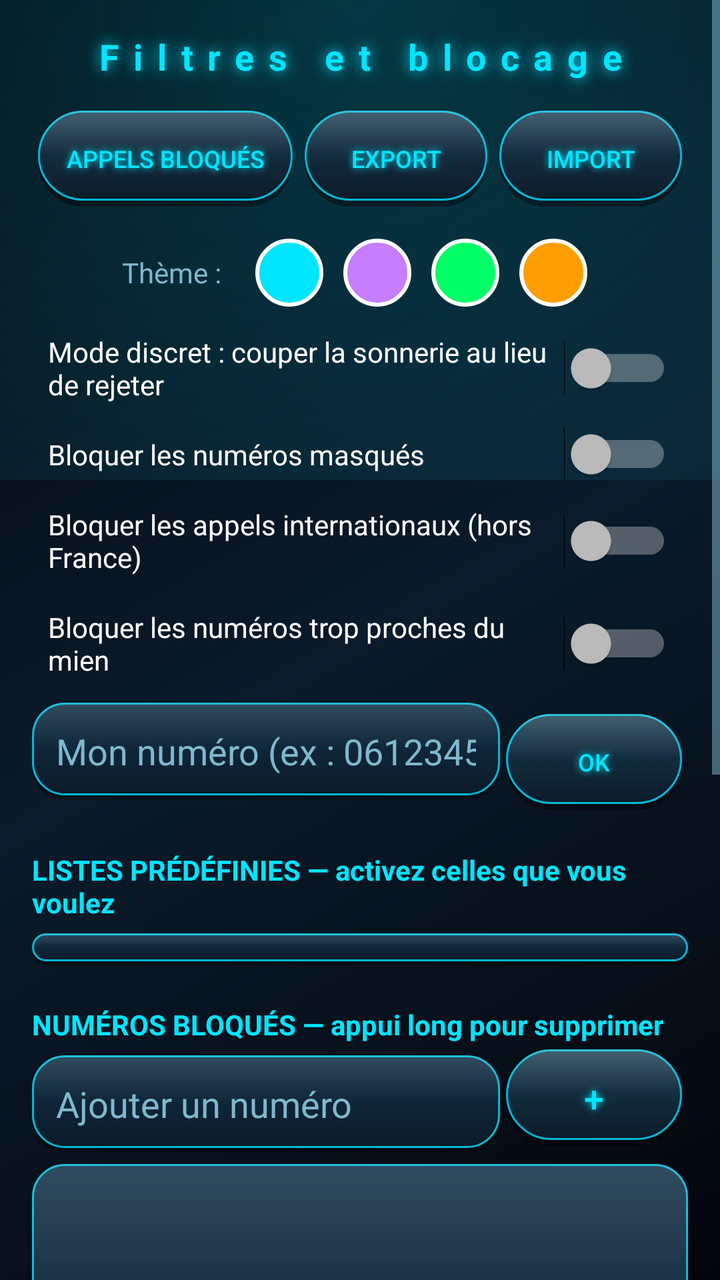
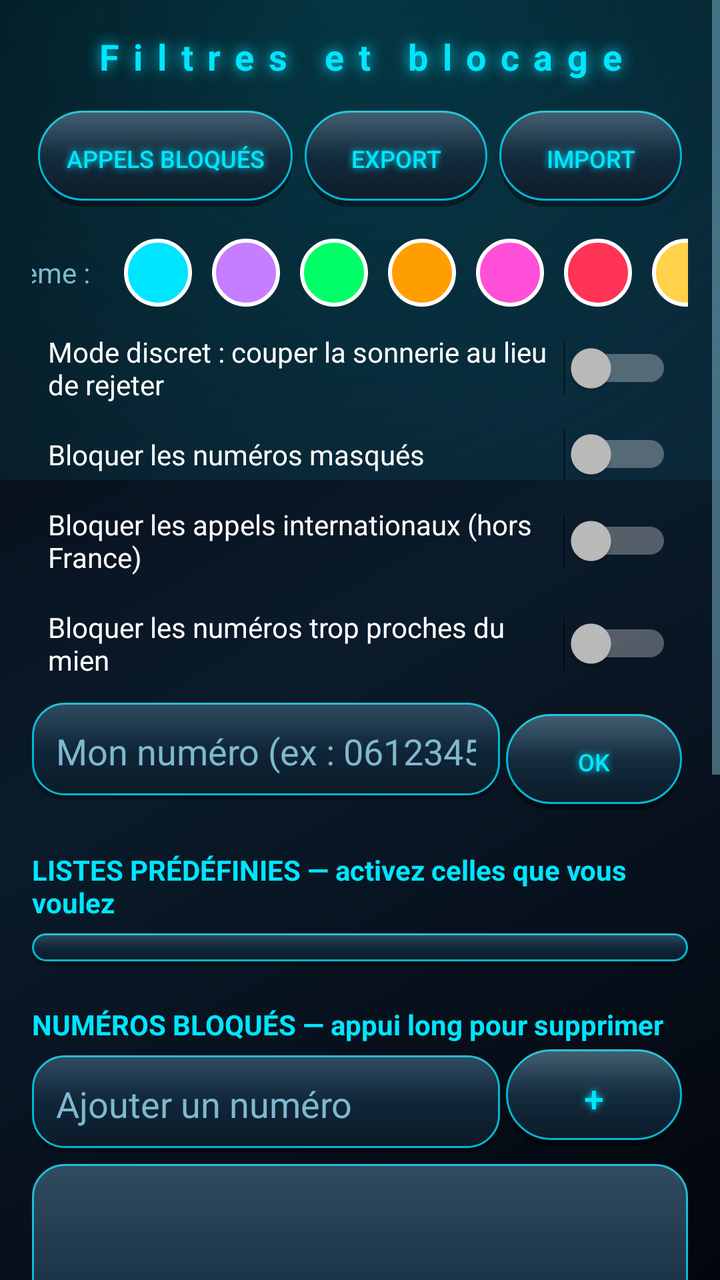

Screens rendered from an Android XML layout before and after an edit, with the pre-edit source and the edit as a unified diff.
<!-- AndroidManifest.xml: application theme AppTheme -->
<!-- res/layout/activity_filters.xml -->
<?xml version="1.0" encoding="utf-8"?>
<ScrollView xmlns:android="http://schemas.android.com/apk/res/android"
    android:layout_width="match_parent"
    android:layout_height="match_parent">

    <LinearLayout
        android:layout_width="match_parent"
        android:layout_height="wrap_content"
        android:orientation="vertical"
        android:padding="16dp">

        <TextView
            style="@style/NeonTitle"
            android:layout_width="match_parent"
            android:layout_height="wrap_content"
            android:gravity="center"
            android:text="@string/filters_title"
            android:textSize="18sp"
            android:paddingBottom="12dp" />

        <LinearLayout
            android:layout_width="match_parent"
            android:layout_height="wrap_content"
            android:orientation="horizontal">

            <Button android:id="@+id/btnBlockedLog" style="@style/ActionBtn"
                android:layout_width="0dp" android:layout_weight="1.4"
                android:text="@string/blocked_log_btn" />
            <Button android:id="@+id/btnExport" style="@style/ActionBtn"
                android:layout_width="0dp" android:layout_weight="1"
                android:text="@string/export" />
            <Button android:id="@+id/btnImport" style="@style/ActionBtn"
                android:layout_width="0dp" android:layout_weight="1"
                android:text="@string/import_btn" />
        </LinearLayout>

        <LinearLayout
            android:layout_width="match_parent"
            android:layout_height="wrap_content"
            android:orientation="horizontal"
            android:gravity="center"
            android:layout_marginTop="8dp">

            <TextView
                android:layout_width="wrap_content" android:layout_height="wrap_content"
                android:text="@string/theme_label" android:textColor="@color/text_dim"
                android:layout_marginEnd="12dp" />
            <View android:id="@+id/themeCyan" android:layout_width="34dp"
                android:layout_height="34dp" android:layout_margin="5dp"
                android:background="@drawable/dot_cyan" />
            <View android:id="@+id/themeViolet" android:layout_width="34dp"
                android:layout_height="34dp" android:layout_margin="5dp"
                android:background="@drawable/dot_violet" />
            <View android:id="@+id/themeGreen" android:layout_width="34dp"
                android:layout_height="34dp" android:layout_margin="5dp"
                android:background="@drawable/dot_green" />
            <View android:id="@+id/themeOrange" android:layout_width="34dp"
                android:layout_height="34dp" android:layout_margin="5dp"
                android:background="@drawable/dot_orange" />
        </LinearLayout>

        <Switch android:id="@+id/swSilent"
            android:layout_width="match_parent" android:layout_height="wrap_content"
            android:padding="8dp" android:text="@string/silent_mode" />

        <Switch android:id="@+id/swHidden"
            android:layout_width="match_parent" android:layout_height="wrap_content"
            android:padding="8dp" android:text="@string/block_hidden" />

        <Switch android:id="@+id/swInternational"
            android:layout_width="match_parent" android:layout_height="wrap_content"
            android:padding="8dp" android:text="@string/block_international" />

        <Switch android:id="@+id/swNeighbors"
            android:layout_width="match_parent" android:layout_height="wrap_content"
            android:padding="8dp" android:text="@string/block_neighbors" />

        <LinearLayout
            android:layout_width="match_parent" android:layout_height="wrap_content"
            android:orientation="horizontal" android:layout_marginTop="4dp">

            <EditText android:id="@+id/editMyNumber"
                android:layout_width="0dp" android:layout_height="wrap_content"
                android:layout_weight="1" android:inputType="phone"
                android:background="@drawable/panel_round" android:padding="12dp"
                android:hint="@string/my_number_hint" />

            <Button android:id="@+id/btnSaveMy" style="@style/ActionBtn"
                android:layout_width="wrap_content" android:paddingStart="18dp"
                android:paddingEnd="18dp" android:text="@string/save" />
        </LinearLayout>

        <TextView
            android:layout_width="match_parent" android:layout_height="wrap_content"
            android:layout_marginTop="20dp" android:textStyle="bold"
            android:textColor="?attr/cNeon" android:text="@string/predefined_lists" />

        <LinearLayout
            android:id="@+id/listsContainer"
            android:layout_width="match_parent"
            android:layout_height="wrap_content"
            android:orientation="vertical"
            android:background="@drawable/panel_round"
            android:padding="8dp"
            android:layout_marginTop="6dp" />

        <TextView
            android:layout_width="match_parent" android:layout_height="wrap_content"
            android:layout_marginTop="20dp" android:textStyle="bold"
            android:textColor="?attr/cNeon" android:text="@string/blocked_numbers" />

        <LinearLayout
            android:layout_width="match_parent" android:layout_height="wrap_content"
            android:orientation="horizontal">

            <EditText android:id="@+id/editAddNumber"
                android:layout_width="0dp" android:layout_height="wrap_content"
                android:layout_weight="1" android:inputType="phone"
                android:background="@drawable/panel_round" android:padding="12dp"
                android:layout_marginTop="6dp"
                android:hint="@string/add_number_hint" />

            <Button android:id="@+id/btnAddNumber" style="@style/ActionBtn"
                android:layout_width="wrap_content" android:paddingStart="20dp"
                android:paddingEnd="20dp" android:textSize="18sp" android:text="@string/add" />
        </LinearLayout>

        <ListView android:id="@+id/listNumbers"
            android:layout_width="match_parent" android:layout_height="180dp"
            android:background="@drawable/panel_round" android:layout_marginTop="6dp"
            android:divider="?attr/cNeonDim" android:dividerHeight="0.5dp" />

        <TextView
            android:layout_width="match_parent" android:layout_height="wrap_content"
            android:layout_marginTop="20dp" android:textStyle="bold"
            android:textColor="?attr/cNeon" android:text="@string/blocked_prefixes" />

        <LinearLayout
            android:layout_width="match_parent" android:layout_height="wrap_content"
            android:orientation="horizontal">

            <EditText android:id="@+id/editAddPrefix"
                android:layout_width="0dp" android:layout_height="wrap_content"
                android:layout_weight="1" android:inputType="phone"
                android:background="@drawable/panel_round" android:padding="12dp"
                android:layout_marginTop="6dp"
                android:hint="@string/add_prefix_hint" />

            <Button android:id="@+id/btnAddPrefix" style="@style/ActionBtn"
                android:layout_width="wrap_content" android:paddingStart="20dp"
                android:paddingEnd="20dp" android:textSize="18sp" android:text="@string/add" />
        </LinearLayout>

        <ListView android:id="@+id/listPrefixes"
            android:layout_width="match_parent" android:layout_height="180dp"
            android:background="@drawable/panel_round" android:layout_marginTop="6dp"
            android:divider="?attr/cNeonDim" android:dividerHeight="0.5dp" />
    </LinearLayout>
</ScrollView>
<!-- resources referenced by this layout -->
<resources>
  <color name="text_dim">#7FB8CC</color>
  <!-- drawable dot_cyan (drawable) -->
  <shape xmlns:android="http://schemas.android.com/apk/res/android" android:shape="oval">
      <solid android:color="#00E5FF" /><stroke android:width="2dp" android:color="#FFFFFF" />
  </shape>
  <!-- drawable dot_green (drawable) -->
  <shape xmlns:android="http://schemas.android.com/apk/res/android" android:shape="oval">
      <solid android:color="#00FF66" /><stroke android:width="2dp" android:color="#FFFFFF" />
  </shape>
  <!-- drawable dot_orange (drawable) -->
  <shape xmlns:android="http://schemas.android.com/apk/res/android" android:shape="oval">
      <solid android:color="#FF9E00" /><stroke android:width="2dp" android:color="#FFFFFF" />
  </shape>
  <!-- drawable dot_violet (drawable) -->
  <shape xmlns:android="http://schemas.android.com/apk/res/android" android:shape="oval">
      <solid android:color="#C77DFF" /><stroke android:width="2dp" android:color="#FFFFFF" />
  </shape>
  <string name="add">+</string>
  <string name="add_number_hint">Ajouter un numéro</string>
  <string name="add_prefix_hint">Ajouter un préfixe (ex : 01)</string>
  <string name="block_hidden">Bloquer les numéros masqués</string>
  <string name="block_international">Bloquer les appels internationaux (hors France)</string>
  <string name="block_neighbors">Bloquer les numéros trop proches du mien</string>
  <string name="blocked_log_btn">APPELS BLOQUÉS</string>
  <string name="blocked_numbers">NUMÉROS BLOQUÉS — appui long pour supprimer</string>
  <string name="blocked_prefixes">PRÉFIXES BLOQUÉS — ex : 01 pour Paris/IDF</string>
  <string name="export">EXPORT</string>
  <string name="filters_title">Filtres et blocage</string>
  <string name="import_btn">IMPORT</string>
  <string name="my_number_hint">Mon numéro (ex : 0612345678)</string>
  <string name="predefined_lists">LISTES PRÉDÉFINIES — activez celles que vous voulez</string>
  <string name="save">OK</string>
  <string name="silent_mode">Mode discret : couper la sonnerie au lieu de rejeter</string>
  <string name="theme_label">Thème :</string>
  <style name="ActionBtn">
          <item name="android:layout_height">wrap_content</item>
          <item name="android:textColor">?attr/cNeon</item>
          <item name="android:textSize">12sp</item>
          <item name="android:background">@drawable/btn_action</item>
          <item name="android:stateListAnimator">@animator/press</item>
          <item name="android:layout_margin">3dp</item>
          <item name="android:paddingTop">12dp</item>
          <item name="android:paddingBottom">12dp</item>
          <item name="android:shadowColor">?attr/cNeon</item>
          <item name="android:shadowRadius">8</item>
          <item name="android:shadowDx">0</item>
          <item name="android:shadowDy">0</item>
      </style>
  <style name="NeonTitle">
          <item name="android:textColor">?attr/cNeon</item>
          <item name="android:textStyle">bold</item>
          <item name="android:letterSpacing">0.4</item>
          <item name="android:shadowColor">?attr/cNeon</item>
          <item name="android:shadowRadius">18</item>
          <item name="android:shadowDx">0</item>
          <item name="android:shadowDy">0</item>
      </style>
  <color name="text_main">#E6F7FF</color>
  <color name="bg_deep">#050810</color>
  <!-- unchanged entries left out for length: 4 -->
</resources>

<!-- the commit's change to res/layout/activity_filters.xml (unified diff, before → after) -->
@@ -57,6 +57,15 @@
             <View android:id="@+id/themeOrange" android:layout_width="34dp"
                 android:layout_height="34dp" android:layout_margin="5dp"
                 android:background="@drawable/dot_orange" />
+            <View android:id="@+id/themeRose" android:layout_width="34dp"
+                android:layout_height="34dp" android:layout_margin="5dp"
+                android:background="@drawable/dot_rose" />
+            <View android:id="@+id/themeRouge" android:layout_width="34dp"
+                android:layout_height="34dp" android:layout_margin="5dp"
+                android:background="@drawable/dot_rouge" />
+            <View android:id="@+id/themeOr" android:layout_width="34dp"
+                android:layout_height="34dp" android:layout_margin="5dp"
+                android:background="@drawable/dot_or" />
         </LinearLayout>
 
         <Switch android:id="@+id/swSilent"
<!-- resource entries referenced after the edit -->
@@ -9,9 +9,21 @@
   <shape xmlns:android="http://schemas.android.com/apk/res/android" android:shape="oval">
       <solid android:color="#00FF66" /><stroke android:width="2dp" android:color="#FFFFFF" />
   </shape>
+  <!-- drawable dot_or (drawable) -->
+  <shape xmlns:android="http://schemas.android.com/apk/res/android" android:shape="oval">
+      <solid android:color="#FFD24A" /><stroke android:width="2dp" android:color="#FFFFFF" />
+  </shape>
   <!-- drawable dot_orange (drawable) -->
   <shape xmlns:android="http://schemas.android.com/apk/res/android" android:shape="oval">
       <solid android:color="#FF9E00" /><stroke android:width="2dp" android:color="#FFFFFF" />
+  </shape>
+  <!-- drawable dot_rose (drawable) -->
+  <shape xmlns:android="http://schemas.android.com/apk/res/android" android:shape="oval">
+      <solid android:color="#FF4FD8" /><stroke android:width="2dp" android:color="#FFFFFF" />
+  </shape>
+  <!-- drawable dot_rouge (drawable) -->
+  <shape xmlns:android="http://schemas.android.com/apk/res/android" android:shape="oval">
+      <solid android:color="#FF3355" /><stroke android:width="2dp" android:color="#FFFFFF" />
   </shape>
   <!-- drawable dot_violet (drawable) -->
   <shape xmlns:android="http://schemas.android.com/apk/res/android" android:shape="oval">
